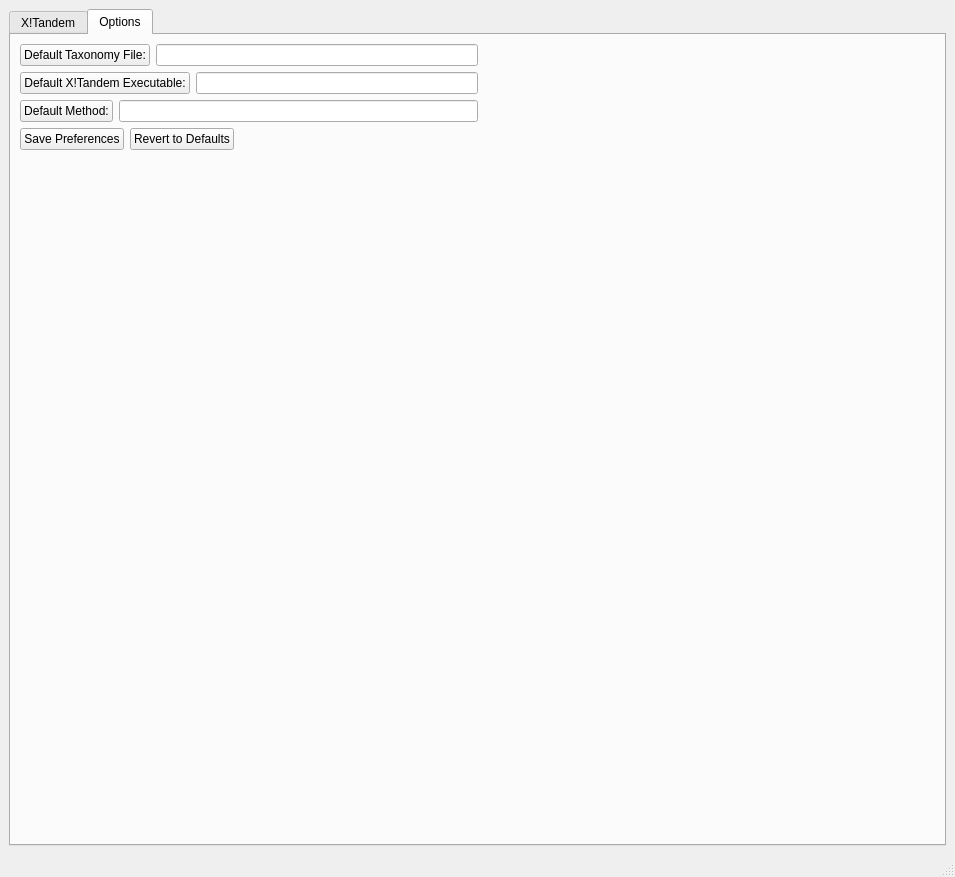
Above: pyXTandem/mainGUI.ui from mfitzp/toolz before the change. Below: the same form after it.
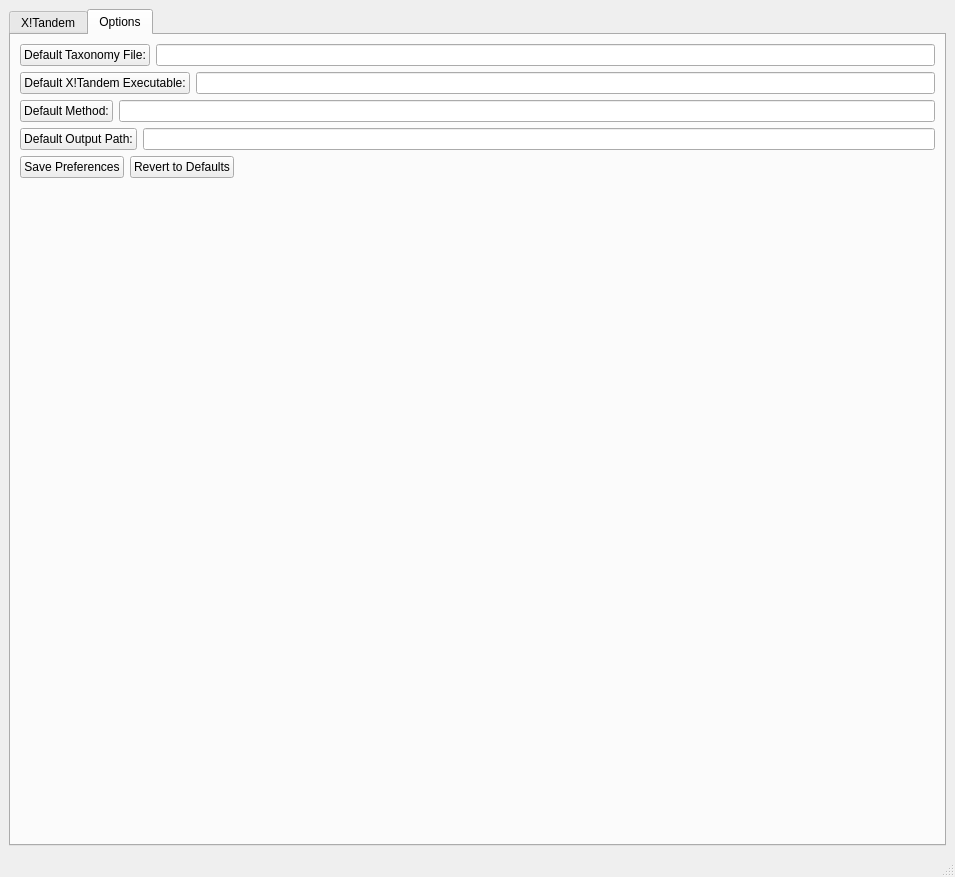
That is the form after the change. The open tabs and pages were chosen to show the change.

The edit to the form file:
```diff
--- a/pyXTandem/mainGUI.ui
+++ b/pyXTandem/mainGUI.ui
@@ -1589,105 +1589,138 @@
        <attribute name="title" >
         <string>Options</string>
        </attribute>
-       <layout class="QGridLayout" name="gridLayout_4" >
-        <item row="0" column="0" >
-         <layout class="QGridLayout" name="_2" >
-          <item row="1" column="0" >
-           <layout class="QVBoxLayout" name="_3" >
+       <layout class="QHBoxLayout" name="horizontalLayout_9">
+        <item>
+         <layout class="QVBoxLayout" name="verticalLayout_6">
+          <item>
+           <layout class="QHBoxLayout" name="horizontalLayout_8">
             <item>
-             <layout class="QHBoxLayout" name="horizontalLayout_4" >
+             <layout class="QVBoxLayout" name="_3">
               <item>
-               <widget class="QPushButton" name="defaultXTEXE_Btn" >
-                <property name="enabled" >
-                 <bool>true</bool>
-                </property>
-                <property name="text" >
-                 <string>Default X!Tandem Executable:</string>
-                </property>
-               </widget>
+               <layout class="QHBoxLayout" name="horizontalLayout_2">
+                <item>
+                 <widget class="QPushButton" name="defaultTaxFile_Btn">
+                  <property name="enabled">
+                   <bool>true</bool>
+                  </property>
+                  <property name="text">
+                   <string>Default Taxonomy File:</string>
+                  </property>
+                 </widget>
+                </item>
+                <item>
+                 <widget class="QLineEdit" name="defaultTaxFile_LE">
+                  <property name="readOnly">
+                   <bool>false</bool>
+                  </property>
+                 </widget>
+                </item>
+               </layout>
               </item>
               <item>
-               <widget class="QLineEdit" name="defaultXTEXE_LE" >
-                <property name="readOnly" >
-                 <bool>false</bool>
-                </property>
-               </widget>
+               <layout class="QHBoxLayout" name="horizontalLayout_4">
+                <item>
+                 <widget class="QPushButton" name="defaultXTEXE_Btn">
+                  <property name="enabled">
+                   <bool>true</bool>
+                  </property>
+                  <property name="text">
+                   <string>Default X!Tandem Executable:</string>
+                  </property>
+                 </widget>
+                </item>
+                <item>
+                 <widget class="QLineEdit" name="defaultXTEXE_LE">
+                  <property name="readOnly">
+                   <bool>false</bool>
+                  </property>
+                 </widget>
+                </item>
+               </layout>
               </item>
-             </layout>
-            </item>
-            <item>
-             <layout class="QHBoxLayout" name="_4" >
               <item>
-               <widget class="QPushButton" name="defaultMethod_Btn" >
-                <property name="enabled" >
-                 <bool>true</bool>
-                </property>
-                <property name="text" >
-                 <string>Default Method:</string>
-                </property>
-               </widget>
+               <layout class="QHBoxLayout" name="_4">
+                <item>
+                 <widget class="QPushButton" name="defaultMethod_Btn">
+                  <property name="enabled">
+                   <bool>true</bool>
+                  </property>
+                  <property name="text">
+                   <string>Default Method:</string>
+                  </property>
+                 </widget>
+                </item>
+                <item>
+                 <widget class="QLineEdit" name="defaultMethod_LE">
+                  <property name="readOnly">
+                   <bool>false</bool>
+                  </property>
+                 </widget>
+                </item>
+               </layout>
               </item>
               <item>
-               <widget class="QLineEdit" name="defaultMethod_LE" >
-                <property name="readOnly" >
-                 <bool>false</bool>
-                </property>
-               </widget>
+               <layout class="QHBoxLayout" name="_6">
+                <item>
+                 <widget class="QPushButton" name="defaultMethod_Btn_2">
+                  <property name="enabled">
+                   <bool>true</bool>
+                  </property>
+                  <property name="text">
+                   <string>Default Output Path:</string>
+                  </property>
+                 </widget>
+                </item>
+                <item>
+                 <widget class="QLineEdit" name="defaultOutput_LE">
+                  <property name="readOnly">
+                   <bool>false</bool>
+                  </property>
+                 </widget>
+                </item>
+               </layout>
               </item>
-             </layout>
-            </item>
-            <item>
-             <layout class="QHBoxLayout" name="_5" >
               <item>
-               <widget class="QPushButton" name="savePref_Btn" >
-                <property name="text" >
-                 <string>Save Preferences</string>
-                </property>
-               </widget>
-              </item>
-              <item>
-               <widget class="QPushButton" name="revert_Btn" >
-                <property name="text" >
-                 <string>Revert to Defaults</string>
-                </property>
-               </widget>
-              </item>
-              <item>
-               <spacer>
-                <property name="orientation" >
-                 <enum>Qt::Horizontal</enum>
-                </property>
-                <property name="sizeHint" stdset="0" >
-                 <size>
-                  <width>40</width>
-                  <height>20</height>
-                 </size>
-                </property>
-               </spacer>
+               <layout class="QHBoxLayout" name="_5">
+                <item>
+                 <widget class="QPushButton" name="savePref_Btn">
+                  <property name="text">
+                   <string>Save Preferences</string>
+                  </property>
+                 </widget>
+                </item>
+                <item>
+                 <widget class="QPushButton" name="revert_Btn">
+                  <property name="text">
+                   <string>Revert to Defaults</string>
+                  </property>
+                 </widget>
+                </item>
+                <item>
+                 <spacer>
+                  <property name="orientation">
+                   <enum>Qt::Horizontal</enum>
+                  </property>
+                  <property name="sizeHint" stdset="0">
+                   <size>
+                    <width>40</width>
+                    <height>20</height>
+                   </size>
+                  </property>
+                 </spacer>
+                </item>
+               </layout>
               </item>
              </layout>
             </item>
            </layout>
           </item>
-          <item row="1" column="1" >
+          <item>
            <spacer>
-            <property name="orientation" >
-             <enum>Qt::Horizontal</enum>
-            </property>
-            <property name="sizeHint" stdset="0" >
-             <size>
-              <width>40</width>
-              <height>20</height>
-             </size>
-            </property>
-           </spacer>
-          </item>
-          <item row="2" column="0" >
-           <spacer>
-            <property name="orientation" >
+            <property name="orientation">
              <enum>Qt::Vertical</enum>
             </property>
-            <property name="sizeHint" stdset="0" >
+            <property name="sizeHint" stdset="0">
              <size>
               <width>20</width>
               <height>40</height>
@@ -1695,27 +1728,6 @@
             </property>
            </spacer>
           </item>
-          <item row="0" column="0" >
-           <layout class="QHBoxLayout" name="horizontalLayout_2" >
-            <item>
-             <widget class="QPushButton" name="defaultTaxFile_Btn" >
-              <property name="enabled" >
-               <bool>true</bool>
-              </property>
-              <property name="text" >
-               <string>Default Taxonomy File:</string>
-              </property>
-             </widget>
-            </item>
-            <item>
-             <widget class="QLineEdit" name="defaultTaxFile_LE" >
-              <property name="readOnly" >
-               <bool>false</bool>
-              </property>
-             </widget>
-            </item>
-           </layout>
-          </item>
          </layout>
         </item>
        </layout>
```
Left out of the diff: 1005 changed lines with no effect on the pictures.
